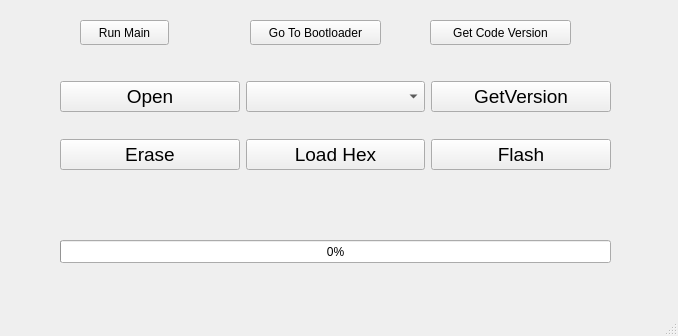
Before: the Qt Designer form mainwindow.ui in amin-amani/PICBootloader, drawn with Qt 5.
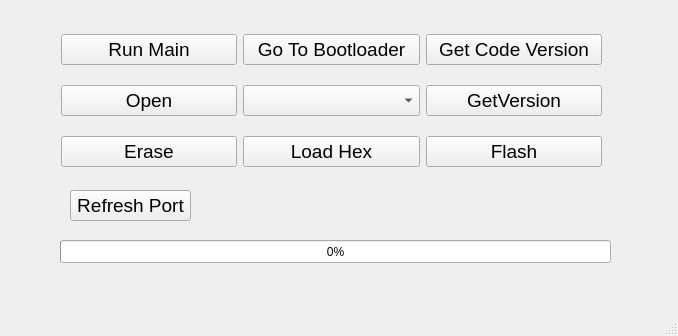
After: the same form once the commit is applied.

Commit message: feat: add referesh port

The edit to the form file:
```diff
--- a/mainwindow.ui
+++ b/mainwindow.ui
@@ -27,17 +27,71 @@
      <number>0</number>
     </property>
    </widget>
-   <widget class="QWidget" name="layoutWidget">
+   <widget class="QPushButton" name="BtnRefreshPort">
     <property name="geometry">
      <rect>
-      <x>60</x>
-      <y>60</y>
-      <width>551</width>
-      <height>131</height>
+      <x>70</x>
+      <y>190</y>
+      <width>121</width>
+      <height>31</height>
+     </rect>
+    </property>
+    <property name="font">
+     <font>
+      <pointsize>14</pointsize>
+     </font>
+    </property>
+    <property name="text">
+     <string>Refresh Port</string>
+    </property>
+   </widget>
+   <widget class="QWidget" name="">
+    <property name="geometry">
+     <rect>
+      <x>61</x>
+      <y>20</y>
+      <width>541</width>
+      <height>161</height>
      </rect>
     </property>
     <layout class="QGridLayout" name="gridLayout">
      <item row="0" column="0">
+      <widget class="QPushButton" name="BtnGotoBoot">
+       <property name="font">
+        <font>
+         <pointsize>14</pointsize>
+        </font>
+       </property>
+       <property name="text">
+        <string>Run Main</string>
+       </property>
+      </widget>
+     </item>
+     <item row="0" column="1">
+      <widget class="QPushButton" name="BootGoToBootFromFlash">
+       <property name="font">
+        <font>
+         <pointsize>14</pointsize>
+        </font>
+       </property>
+       <property name="text">
+        <string>Go To Bootloader</string>
+       </property>
+      </widget>
+     </item>
+     <item row="0" column="2">
+      <widget class="QPushButton" name="BtnGetCodeVersion">
+       <property name="font">
+        <font>
+         <pointsize>14</pointsize>
+        </font>
+       </property>
+       <property name="text">
+        <string>Get Code Version</string>
+       </property>
+      </widget>
+     </item>
+     <item row="1" column="0">
       <widget class="QPushButton" name="BtnComport">
        <property name="font">
         <font>
@@ -49,7 +103,7 @@
        </property>
       </widget>
      </item>
-     <item row="0" column="1">
+     <item row="1" column="1">
       <widget class="QComboBox" name="CmbPortName">
        <property name="font">
         <font>
@@ -58,7 +112,7 @@
        </property>
       </widget>
      </item>
-     <item row="0" column="2">
+     <item row="1" column="2">
       <widget class="QPushButton" name="BtnGetVersion">
        <property name="font">
         <font>
@@ -70,7 +124,7 @@
        </property>
       </widget>
      </item>
-     <item row="1" column="0">
+     <item row="2" column="0">
       <widget class="QPushButton" name="BtnErase">
        <property name="font">
         <font>
@@ -82,7 +136,7 @@
        </property>
       </widget>
      </item>
-     <item row="1" column="1">
+     <item row="2" column="1">
       <widget class="QPushButton" name="BtnLoadHex">
        <property name="font">
         <font>
@@ -94,7 +148,7 @@
        </property>
       </widget>
      </item>
-     <item row="1" column="2">
+     <item row="2" column="2">
       <widget class="QPushButton" name="BtnFlash">
        <property name="font">
         <font>
@@ -108,45 +162,6 @@
      </item>
     </layout>
    </widget>
-   <widget class="QPushButton" name="BtnGotoBoot">
-    <property name="geometry">
-     <rect>
-      <x>80</x>
-      <y>20</y>
-      <width>89</width>
-      <height>25</height>
-     </rect>
-    </property>
-    <property name="text">
-     <string>Run Main</string>
-    </property>
-   </widget>
-   <widget class="QPushButton" name="BootGoToBootFromFlash">
-    <property name="geometry">
-     <rect>
-      <x>250</x>
-      <y>20</y>
-      <width>131</width>
-      <height>25</height>
-     </rect>
-    </property>
-    <property name="text">
-     <string>Go To Bootloader</string>
-    </property>
-   </widget>
-   <widget class="QPushButton" name="BtnGetCodeVersion">
-    <property name="geometry">
-     <rect>
-      <x>430</x>
-      <y>20</y>
-      <width>141</width>
-      <height>25</height>
-     </rect>
-    </property>
-    <property name="text">
-     <string>Get Code Version</string>
-    </property>
-   </widget>
   </widget>
   <widget class="QMenuBar" name="menubar">
    <property name="geometry">
```
The commit also changes 2 other files.
